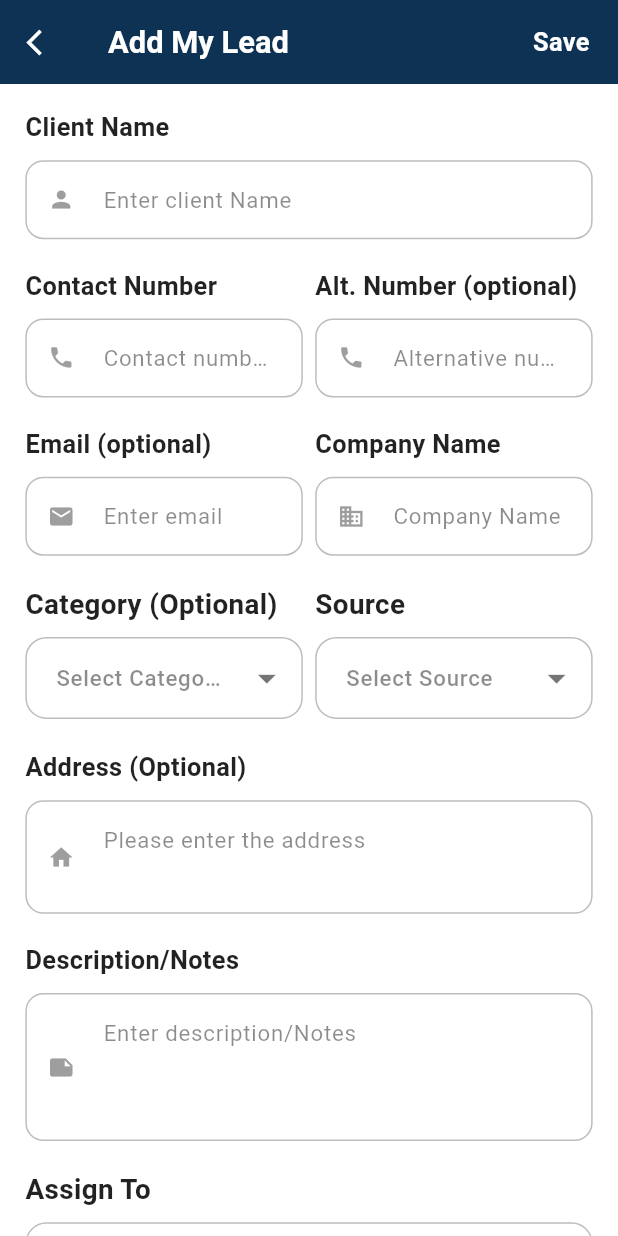
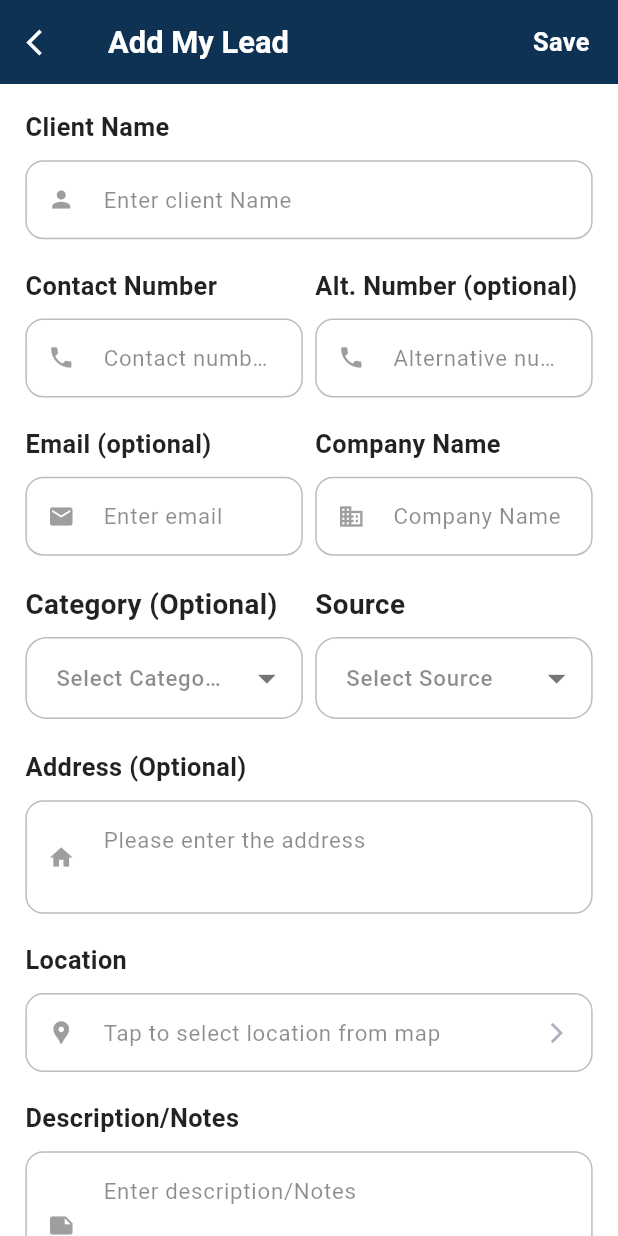
Before and after one commit to JeminSosaliya/lead_management, a Flutter app: the AddLeadScreen screen opened by its route, on a phone screen of 412 x 824 dp. Run offline on Flutter 3.47's test engine with Material 3 defaults, Android fonts, the phone set to English and light mode, and no system bars; our stand-ins replace cloud_firestore, device_info_plus, easy_localization, firebase_auth, firebase_core, firebase_messaging and 13 more; missing offline and left inert: excel; accounts and stored records are empty.

Commit message:
updtae add lead screen

```diff
--- a/lib/model/profile_model.dart
+++ b/lib/model/profile_model.dart
@@ -24,6 +24,7 @@ class CurrentUserProfileData {
   String? uid;
   DateTime? updatedAt;
   String? password;
+  bool? isShow;
 
   CurrentUserProfileData({
     this.address,
@@ -38,6 +39,7 @@ class CurrentUserProfileData {
     this.uid,
     this.updatedAt,
     this.password,
+    this.isShow,
   });
 
   factory CurrentUserProfileData.fromJson(Map<String, dynamic> json) => CurrentUserProfileData(
@@ -53,6 +55,7 @@ class CurrentUserProfileData {
     uid: json["uid"],
     updatedAt: _parseDateTime(json["updatedAt"]),
     password: json["password"],
+    isShow: json["isShow"],
   );
 
   Map<String, dynamic> toJson() => {
@@ -69,6 +72,7 @@ class CurrentUserProfileData {
     "uid": uid,
     "updatedAt": updatedAt?.toIso8601String(),
     "password": password,
+    "isShow": isShow,
   };
 
   // Updated to handle both ISO 8601 and custom format
--- a/lib/ui_and_controllers/main/add_lead/add_lead_screen.dart
+++ b/lib/ui_and_controllers/main/add_lead/add_lead_screen.dart
@@ -193,7 +193,10 @@ class AddLeadScreen extends StatelessWidget {
                                 hintText: 'Company Name',
                                 textCapitalization: TextCapitalization.words,
                                 controller: controller.companyController,
-                                prefixIcon: Icon(Icons.business, color: colorGrey),
+                                prefixIcon: Icon(
+                                  Icons.business,
+                                  color: colorGrey,
+                                ),
                                 textInputAction: TextInputAction.next,
                                 focusNode: controller.fnCompany,
                                 onFieldSubmitted: (_) {
@@ -208,7 +211,6 @@ class AddLeadScreen extends StatelessWidget {
                         Row(
                           crossAxisAlignment: CrossAxisAlignment.start,
                           children: [
-
                             Expanded(
                               child: SearchableCSCDropdown(
                                 title: 'Category (Optional)',
@@ -235,7 +237,8 @@ class AddLeadScreen extends StatelessWidget {
                                     title: 'Source',
                                     items: controller.sources,
                                     hintText:
-                                    controller.selectedSource ?? 'Select Source',
+                                        controller.selectedSource ??
+                                        'Select Source',
                                     iconData1: Icons.arrow_drop_down,
                                     iconData2: Icons.arrow_drop_up,
                                     onChanged: (value) {
@@ -249,7 +252,10 @@ class AddLeadScreen extends StatelessWidget {
                                   if (controller.selectedSource == null &&
                                       controller.showSourceError)
                                     Padding(
-                                      padding: const EdgeInsets.only(top: 4, left: 4),
+                                      padding: const EdgeInsets.only(
+                                        top: 4,
+                                        left: 4,
+                                      ),
                                       child: Text(
                                         'Please select a source',
                                         style: TextStyle(
@@ -279,6 +285,33 @@ class AddLeadScreen extends StatelessWidget {
                         SizedBox(height: height * 0.023),
 
                         CustomTextFormField(
+                          labelText: "Location",
+                          hintText: 'Tap to select location from map',
+                          controller: controller.locationController,
+                          readOnly: true,
+                          prefixIcon: Icon(
+                            Icons.location_pin,
+                            color: colorGrey,
+                          ),
+                          suffixIcon: Icon(
+                            Icons.arrow_forward_ios,
+                            color: colorGreyText,
+                            size: 16,
+                          ),
+                          onTap: () async {
+                            FocusScope.of(context).unfocus();
+                            await controller.pickLocation();
+                          },
+                          validator: (value) {
+                            if (controller.showLocationError) {
+                              return 'Please select a location';
+                            }
+                            return null;
+                          },
+                        ),
+                        SizedBox(height: height * 0.023),
+
+                        CustomTextFormField(
                           labelText: "Description/Notes",
                           hintText: 'Enter description/Notes',
                           controller: controller.descriptionController,
@@ -296,27 +329,35 @@ class AddLeadScreen extends StatelessWidget {
                         ),
                         SizedBox(height: height * 0.023),
 
-                        GetBuilder<MemberController>(
+                        Row(
+                          mainAxisAlignment: MainAxisAlignment.start,
+                          crossAxisAlignment: CrossAxisAlignment.start,
+                          children: [
+                            Expanded(
+                              child: GetBuilder<MemberController>(
                                 builder: (memController) {
                                   final assignableUsers = [
                                     ...memController.employees.where(
                                       (e) =>
                                           e["isActive"] == true &&
-                                    e["name"].toString() != "Main Admin",
+                                          e["isShow"] != false,
                                     ),
                                     ...memController.admins.where(
                                       (a) =>
                                           a["isActive"] == true &&
-                                    a["name"].toString() != "Main Admin",
+                                          a["isShow"] != false,
                                     ),
                                   ];
                                   return Column(
-                              crossAxisAlignment: CrossAxisAlignment.start,
+                                    crossAxisAlignment:
+                                        CrossAxisAlignment.start,
                                     children: [
                                       SearchableCSCDropdown(
                                         title: 'Assign To',
                                         items: assignableUsers
-                                      .map((user) => user["name"].toString())
+                                            .map(
+                                              (user) => user["name"].toString(),
+                                            )
                                             .toList(),
                                         hintText:
                                             controller.selectedEmployeeName ??
@@ -327,7 +368,8 @@ class AddLeadScreen extends StatelessWidget {
                                           final selectedUser = assignableUsers
                                               .firstWhere(
                                                 (user) =>
-                                      user["name"].toString() == value,
+                                                    user["name"].toString() ==
+                                                    value,
                                                 orElse: () => {
                                                   "uid": "",
                                                   "name": "",
@@ -346,7 +388,7 @@ class AddLeadScreen extends StatelessWidget {
                                         showError: controller.showEmployeeError,
                                         focusNode: controller.fnAssignTo,
                                         textInputAction: TextInputAction.next,
-                                  nextFocusNode: null,
+                                        nextFocusNode: controller.fnRefNumber,
                                       ),
                                       if (controller.selectedEmployee == null &&
                                           controller.showEmployeeError)
@@ -370,76 +412,9 @@ class AddLeadScreen extends StatelessWidget {
                                   );
                                 },
                               ),
-
-                        // Location - Full width
-                        WantText(
-                          text: 'Location (Optional)',
-                          fontSize: width * 0.041,
-                          fontWeight: FontWeight.w500,
-                          textColor: colorBlack,
-                        ),
-                        SizedBox(height: height * 0.016),
-                        GestureDetector(
-                          onTap: () {
-                            controller.pickLocation();
-                          },
-                          child: Container(
-                            padding: EdgeInsets.symmetric(
-                              vertical: width * 0.035,
-                              horizontal: height * 0.01,
-                            ),
-                            decoration: BoxDecoration(
-                              color: colorTransparent,
-                              border: Border.all(
-                                color: colorGreyTextFieldBorder,
-                              ),
-                              borderRadius: BorderRadius.circular(8),
-                            ),
-                            child: Row(
-                              children: [
-                                Icon(Icons.location_pin, color: colorGrey),
-                                SizedBox(width: width * 0.03),
-                                Expanded(
-                                  child: Text(
-                                    controller.locationAddress ??
-                                        'Tap to select location from map',
-                                    style: TextStyle(
-                                      color: controller.locationAddress == null
-                                          ? colorGreyText
-                                          : colorBlack,
-                                      fontSize: width * 0.035,
-                                      fontWeight: FontWeight.w400,
-                                    ),
-                                  ),
-                                ),
-                                Icon(
-                                  Icons.arrow_forward_ios,
-                                  color: colorGreyText,
-                                  size: 16,
-                                ),
-                              ],
-                            ),
-                          ),
-                        ),
-                        SizedBox(height: height * 0.023),
-
-                        Row(
-                          children: [
-                            Expanded(
-                              child: CustomTextFormField(
-                                labelText: "Referral Name",
-                                hintText: 'Referral Name',
-                                controller: controller.referralNameController,
-                                textCapitalization: TextCapitalization.words,
-                                prefixIcon: Icon(Icons.person, color: colorGrey),
-                                textInputAction: TextInputAction.next,
-                                focusNode: controller.fnRefName,
-                                onFieldSubmitted: (_) {
-                                  controller.fnRefNumber.requestFocus();
-                                },
-                              ),
                             ),
                             SizedBox(width: width * 0.02),
+
                             Expanded(
                               child: CustomTextFormField(
                                 labelText: "Referral Number",
@@ -447,7 +422,7 @@ class AddLeadScreen extends StatelessWidget {
                                 controller: controller.referralNumberController,
                                 prefixIcon: Icon(Icons.call, color: colorGrey),
                                 keyboardType: TextInputType.phone,
-                                textInputAction: TextInputAction.done,
+                                textInputAction: TextInputAction.next,
                                 focusNode: controller.fnRefNumber,
                                 onFieldSubmitted: (_) {
                                   FocusScope.of(context).unfocus();
@@ -460,9 +435,22 @@ class AddLeadScreen extends StatelessWidget {
                             ),
                           ],
                         ),
+
+                        CustomTextFormField(
+                          labelText: "Referral Name",
+                          hintText: 'Referral Name',
+                          controller: controller.referralNameController,
+                          textCapitalization: TextCapitalization.words,
+                          prefixIcon: Icon(Icons.person, color: colorGrey),
+                          textInputAction: TextInputAction.done,
+                          focusNode: controller.fnRefName,
+                          onFieldSubmitted: (_) {
+                            FocusScope.of(context).unfocus();
+                          },
+                        ),
+
                         SizedBox(height: height * 0.023),
 
-                        // Follow-up Date - Full width
                         CustomTextFormField(
                           labelText: "Initial Follow-up Date & Time",
                           hintText: 'Initial Follow-up Date & Time',
@@ -568,5 +556,4 @@ class AddLeadScreen extends StatelessWidget {
       },
     );
   }
-
 }
--- a/lib/ui_and_controllers/main/lead_details_screen/lead_details_controller.dart
+++ b/lib/ui_and_controllers/main/lead_details_screen/lead_details_controller.dart
@@ -153,8 +153,9 @@ class LeadDetailsController extends GetxController {
             'name': data['name'] ?? '',
             'type': 'employee',
             'email': data['email'] ?? '',
+            'isShow': data['isShow'],
           };
-        }),
+        }).where((e) => e['isShow'] != false),
         ...adminsSnap.docs.map((doc) {
           final data = doc.data() as Map<String, dynamic>;
           return {
@@ -162,8 +163,9 @@ class LeadDetailsController extends GetxController {
             'name': data['name'] ?? '',
             'type': 'admin',
             'email': data['email'] ?? '',
+            'isShow': data['isShow'],
           };
-        }),
+        }).where((a) => a['isShow'] != false),
       ];
 
       if (currentUserRole == 'employee') {
```
Also changed, not shown: lib/ui_and_controllers/main/add_lead/add_lead_controller.dart (+15 -5 lines), lib/ui_and_controllers/main/home/home_screen.dart (+44 -50 lines), lib/ui_and_controllers/main/lead_details_screen/lead_details_screen.dart (+69 -78 lines), lib/ui_and_controllers/main/member_list_screen/member_controller.dart (+6 -4 lines). Lines whose indentation alone changed are shown as unchanged.
